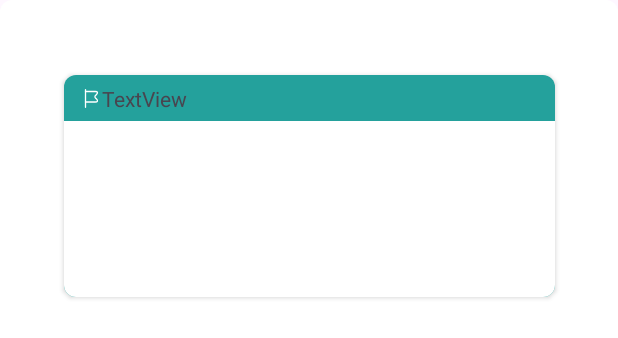
After one commit to Rodinamomen/Toodey, an Android app: the layout task_item.xml on its own in the app's theme, with its tools: preview values and no code run, on a phone screen of 412 x 824 dp. The commit adds this screen. Shown: the top 338 px of the screen. Run offline under Robolectric (Android 15) with nearby library versions, the phone set to English and light mode, and no system bars.

Commit message:
some edits before recycler view

```diff
--- a/app/src/main/java/com/example/todo/authentication/login/SignInFragment.kt
+++ b/app/src/main/java/com/example/todo/authentication/signin/view/SignInFragment.kt
@@ -1,4 +1,4 @@
-package com.example.todo.authentication.login
+package com.example.todo.authentication.signin.view
 
 import android.os.Bundle
 import android.util.Patterns
@@ -11,10 +11,9 @@ import android.widget.TextView
 import android.widget.Toast
 import androidx.navigation.fragment.findNavController
 import com.example.todo.R
-import com.example.todo.authentication.login.viewmodel.SignInViewmodel
+import com.example.todo.authentication.signin.viewmodel.SignInViewmodel
 import com.google.android.material.textfield.TextInputLayout
 import com.google.firebase.Firebase
-import com.google.firebase.auth.FirebaseAuth
 import com.google.firebase.auth.auth
 
 
--- a/app/src/main/java/com/example/todo/authentication/login/viewmodel/SignInViewmodel.kt
+++ b/app/src/main/java/com/example/todo/authentication/signin/viewmodel/SignInViewmodel.kt
@@ -1,10 +1,9 @@
-package com.example.todo.authentication.login.viewmodel
+package com.example.todo.authentication.signin.viewmodel
 
 import androidx.lifecycle.LiveData
 import androidx.lifecycle.MutableLiveData
 import androidx.lifecycle.ViewModel
 import androidx.lifecycle.viewModelScope
-import com.google.android.gms.auth.api.identity.SignInPassword
 import com.google.firebase.Firebase
 import com.google.firebase.auth.auth
 import kotlinx.coroutines.launch
--- /dev/null
+++ b/app/src/main/res/drawable/ic_flag.xml
@@ -0,0 +1,20 @@
+<vector xmlns:android="http://schemas.android.com/apk/res/android"
+    android:width="14dp"
+    android:height="14dp"
+    android:viewportWidth="14"
+    android:viewportHeight="14">
+  <path
+      android:pathData="M3.004,1.167V12.833"
+      android:strokeLineJoin="round"
+      android:strokeWidth="0.875"
+      android:fillColor="#00000000"
+      android:strokeColor="#ffffff"
+      android:strokeLineCap="round"/>
+  <path
+      android:pathData="M3.004,2.333H9.537C11.113,2.333 11.462,3.208 10.354,4.317L9.654,5.017C9.187,5.483 9.187,6.242 9.654,6.65L10.354,7.35C11.462,8.458 11.054,9.333 9.537,9.333H3.004"
+      android:strokeLineJoin="round"
+      android:strokeWidth="0.875"
+      android:fillColor="#00000000"
+      android:strokeColor="#ffffff"
+      android:strokeLineCap="round"/>
+</vector>
--- /dev/null
+++ b/app/src/main/res/drawable/task_item_shape.xml
@@ -0,0 +1,6 @@
+<?xml version="1.0" encoding="utf-8"?>
+<shape xmlns:android="http://schemas.android.com/apk/res/android">
+ <solid android:color="@color/white">
+ </solid>
+    <corners android:topRightRadius="8dp" android:topLeftRadius="8dp"></corners>
+</shape>
--- a/app/src/main/res/layout/fragment_sign_in.xml
+++ b/app/src/main/res/layout/fragment_sign_in.xml
@@ -4,7 +4,7 @@
     xmlns:tools="http://schemas.android.com/tools"
     android:layout_width="match_parent"
     android:layout_height="match_parent"
-    tools:context=".authentication.login.SignInFragment">
+    tools:context=".authentication.signin.view.SignInFragment">
 
     <androidx.constraintlayout.widget.ConstraintLayout
         android:layout_width="match_parent"
--- /dev/null
+++ b/app/src/main/res/layout/task_item.xml
@@ -0,0 +1,79 @@
+<?xml version="1.0" encoding="utf-8"?>
+<androidx.constraintlayout.widget.ConstraintLayout xmlns:android="http://schemas.android.com/apk/res/android"
+    xmlns:app="http://schemas.android.com/apk/res-auto"
+    xmlns:tools="http://schemas.android.com/tools"
+    android:layout_width="match_parent"
+    android:layout_height="match_parent"
+    android:background="@drawable/task_item_shape">
+
+    <androidx.cardview.widget.CardView
+        android:layout_width="wrap_content"
+        android:layout_height="wrap_content"
+        android:layout_marginTop="50dp"
+        android:background="@drawable/task_item_shape"
+        app:cardCornerRadius="8dp"
+        app:layout_constraintEnd_toEndOf="parent"
+        app:layout_constraintStart_toStartOf="parent"
+        app:layout_constraintTop_toTopOf="parent">
+
+        <androidx.constraintlayout.widget.ConstraintLayout
+            android:layout_width="327dp"
+            android:layout_height="148dp"
+            android:background="@color/primaryColor">
+
+            <androidx.constraintlayout.widget.Guideline
+                android:id="@+id/guideline2"
+                android:layout_width="wrap_content"
+                android:layout_height="wrap_content"
+                android:orientation="horizontal"
+                app:layout_constraintEnd_toEndOf="parent"
+                app:layout_constraintGuide_begin="31dp"
+                app:layout_constraintStart_toStartOf="parent" />
+
+            <androidx.constraintlayout.widget.ConstraintLayout
+                android:id="@+id/constraintLayout"
+                android:layout_width="0dp"
+                android:layout_height="0dp"
+                android:layout_marginStart="1dp"
+                android:layout_marginEnd="1dp"
+                android:backgroundTint="@color/primaryColor"
+                app:layout_constraintBottom_toTopOf="@+id/guideline2"
+                app:layout_constraintEnd_toEndOf="parent"
+                app:layout_constraintHorizontal_bias="0.0"
+                app:layout_constraintStart_toStartOf="parent"
+                app:layout_constraintTop_toTopOf="parent">
+
+                <ImageView
+                    android:id="@+id/imageView3"
+                    android:layout_width="wrap_content"
+                    android:layout_height="wrap_content"
+                    android:layout_marginStart="10dp"
+                    app:layout_constraintBottom_toBottomOf="parent"
+                    app:layout_constraintStart_toStartOf="parent"
+                    app:layout_constraintTop_toTopOf="parent"
+                    app:srcCompat="@drawable/ic_flag" />
+
+                <TextView
+                    android:id="@+id/textView"
+                    android:layout_width="wrap_content"
+                    android:layout_height="wrap_content"
+                    android:text="TextView"
+                    app:layout_constraintBottom_toBottomOf="parent"
+                    app:layout_constraintStart_toEndOf="@+id/imageView3"
+                    app:layout_constraintTop_toTopOf="parent" />
+            </androidx.constraintlayout.widget.ConstraintLayout>
+
+            <androidx.constraintlayout.widget.ConstraintLayout
+                android:layout_width="0dp"
+                android:layout_height="0dp"
+                android:background="@color/white"
+                android:backgroundTint="@color/white"
+                app:layout_constraintBottom_toBottomOf="parent"
+                app:layout_constraintEnd_toEndOf="parent"
+                app:layout_constraintStart_toStartOf="parent"
+                app:layout_constraintTop_toBottomOf="@+id/constraintLayout">
+
+            </androidx.constraintlayout.widget.ConstraintLayout>
+        </androidx.constraintlayout.widget.ConstraintLayout>
+    </androidx.cardview.widget.CardView>
+</androidx.constraintlayout.widget.ConstraintLayout>
--- a/app/src/main/res/navigation/nav_graph.xml
+++ b/app/src/main/res/navigation/nav_graph.xml
@@ -18,7 +18,7 @@
     </fragment>
     <fragment
         android:id="@+id/signInFragment"
-        android:name="com.example.todo.authentication.login.SignInFragment"
+        android:name="com.example.todo.authentication.signin.view.SignInFragment"
         android:label="fragment_sign_in"
         tools:layout="@layout/fragment_sign_in" >
         <action
--- a/app/src/main/res/values/strings.xml
+++ b/app/src/main/res/values/strings.xml
@@ -26,7 +26,10 @@
     <string name="sign_in">Sign In</string>
     <string name="donot_have_account">Don’t have a account?</string>
     <string name="register">Register</string>
-
+    <string name="priority_1">Priority task 1</string>
+    <string name="priority_2">Priority task 2</string>
+    <string name="priority_3">Priority task 3</string>
+    <string name="priority_4">Priority task 4</string>
     <!-- TODO: Remove or change this placeholder text -->
     <string name="hello_blank_fragment">Hello blank fragment</string>
 </resources>
```
